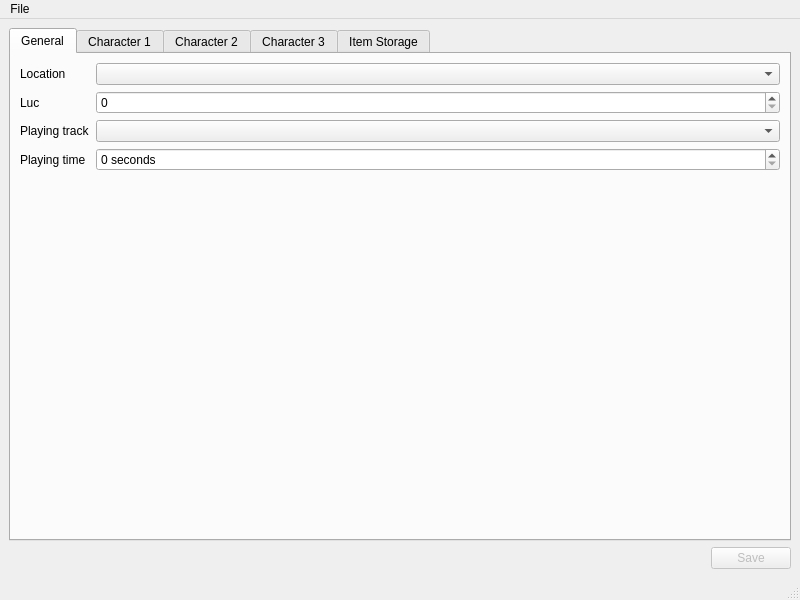
rrooij/sd3save_editor, file sd3save_editor/gui/mainwindow.ui: the form before one commit.
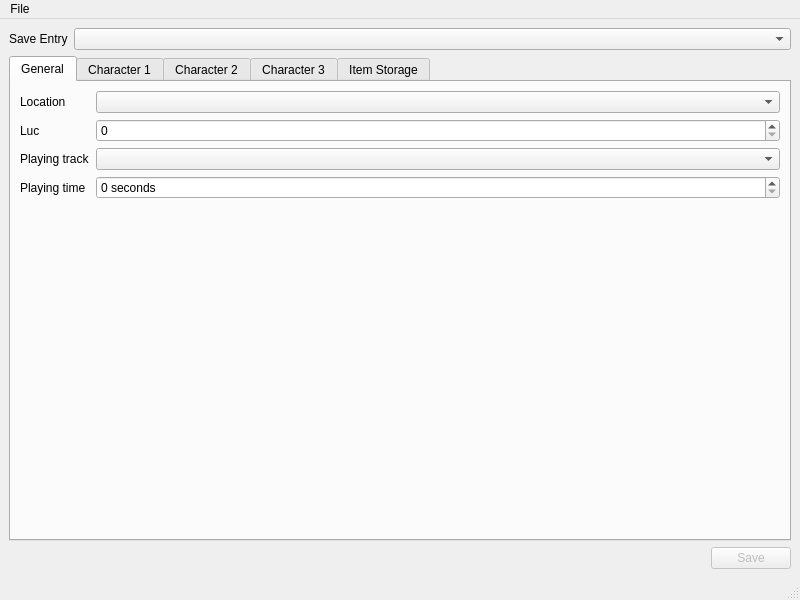
The form after the commit.

What changed in the file:
```diff
--- a/sd3save_editor/gui/mainwindow.ui
+++ b/sd3save_editor/gui/mainwindow.ui
@@ -15,7 +15,7 @@
   </property>
   <widget class="QWidget" name="centralwidget">
    <layout class="QGridLayout" name="gridLayout">
-    <item row="0" column="0">
+    <item row="3" column="0">
      <widget class="QTabWidget" name="tabsOverview">
       <property name="currentIndex">
        <number>0</number>
@@ -25,53 +25,53 @@
         <string>General</string>
        </attribute>
        <layout class="QGridLayout" name="gridLayout_2">
-        <item row="0" column="0">
+        <item row="1" column="0">
          <layout class="QFormLayout" name="formLayout">
           <property name="fieldGrowthPolicy">
            <enum>QFormLayout::AllNonFixedFieldsGrow</enum>
           </property>
-          <item row="0" column="0">
+          <item row="1" column="0">
            <widget class="QLabel" name="locationLabel">
             <property name="text">
              <string>Location</string>
             </property>
            </widget>
           </item>
-          <item row="0" column="1">
+          <item row="1" column="1">
            <widget class="QComboBox" name="locationComboBox"/>
           </item>
-          <item row="1" column="0">
+          <item row="2" column="0">
            <widget class="QLabel" name="labelLuc">
             <property name="text">
              <string>Luc</string>
             </property>
            </widget>
           </item>
-          <item row="1" column="1">
+          <item row="2" column="1">
            <widget class="QSpinBox" name="spinBoxLuc">
             <property name="maximum">
              <number>677215</number>
             </property>
            </widget>
           </item>
-          <item row="2" column="0">
+          <item row="3" column="0">
            <widget class="QLabel" name="label">
             <property name="text">
              <string>Playing track</string>
             </property>
            </widget>
           </item>
-          <item row="2" column="1">
+          <item row="3" column="1">
            <widget class="QComboBox" name="tracksComboBox"/>
           </item>
-          <item row="3" column="0">
+          <item row="4" column="0">
            <widget class="QLabel" name="label_2">
             <property name="text">
              <string>Playing time</string>
             </property>
            </widget>
           </item>
-          <item row="3" column="1">
+          <item row="4" column="1">
            <widget class="QSpinBox" name="secondsSpinBox">
             <property name="suffix">
              <string> seconds</string>
@@ -354,7 +354,7 @@
       </widget>
      </widget>
     </item>
-    <item row="1" column="0" alignment="Qt::AlignRight">
+    <item row="4" column="0" alignment="Qt::AlignRight">
      <widget class="QPushButton" name="saveButton">
       <property name="enabled">
        <bool>false</bool>
@@ -364,6 +364,20 @@
       </property>
      </widget>
     </item>
+    <item row="1" column="0">
+     <layout class="QFormLayout" name="formLayout_2">
+      <item row="0" column="0">
+       <widget class="QLabel" name="saveEntryLabel">
+        <property name="text">
+         <string>Save Entry</string>
+        </property>
+       </widget>
+      </item>
+      <item row="0" column="1">
+       <widget class="QComboBox" name="saveIndexComboBox"/>
+      </item>
+     </layout>
+    </item>
    </layout>
   </widget>
   <widget class="QMenuBar" name="menubar">
@@ -372,7 +386,7 @@
      <x>0</x>
      <y>0</y>
      <width>800</width>
-     <height>19</height>
+     <height>20</height>
     </rect>
    </property>
    <widget class="QMenu" name="menuFile">
```
